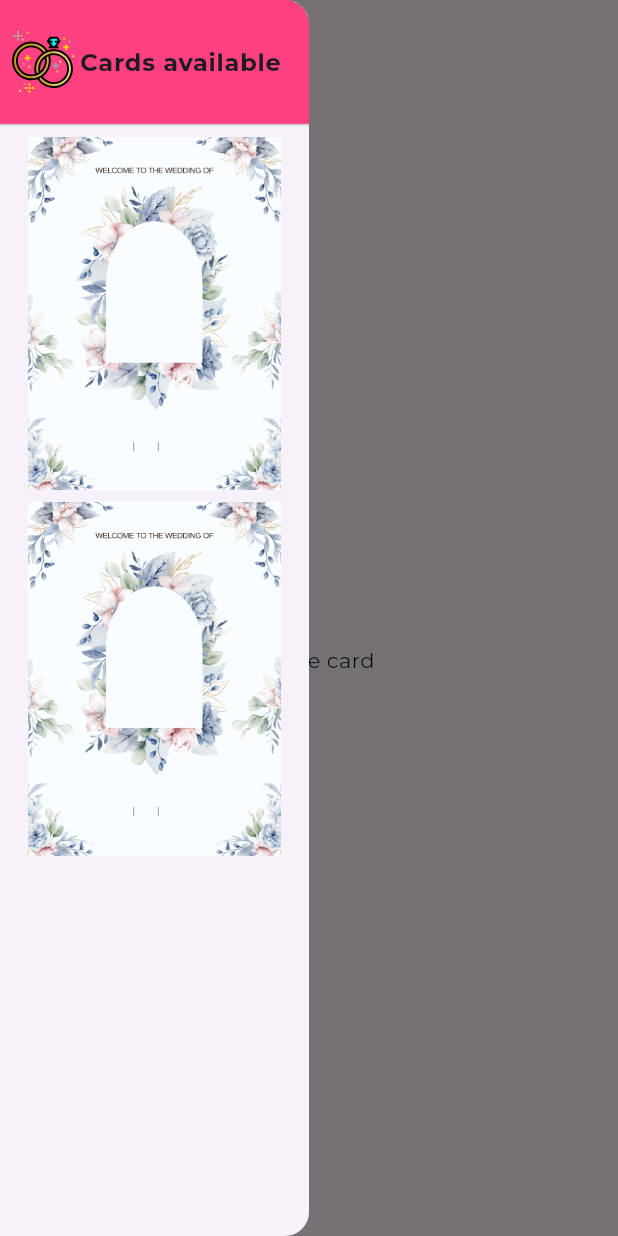
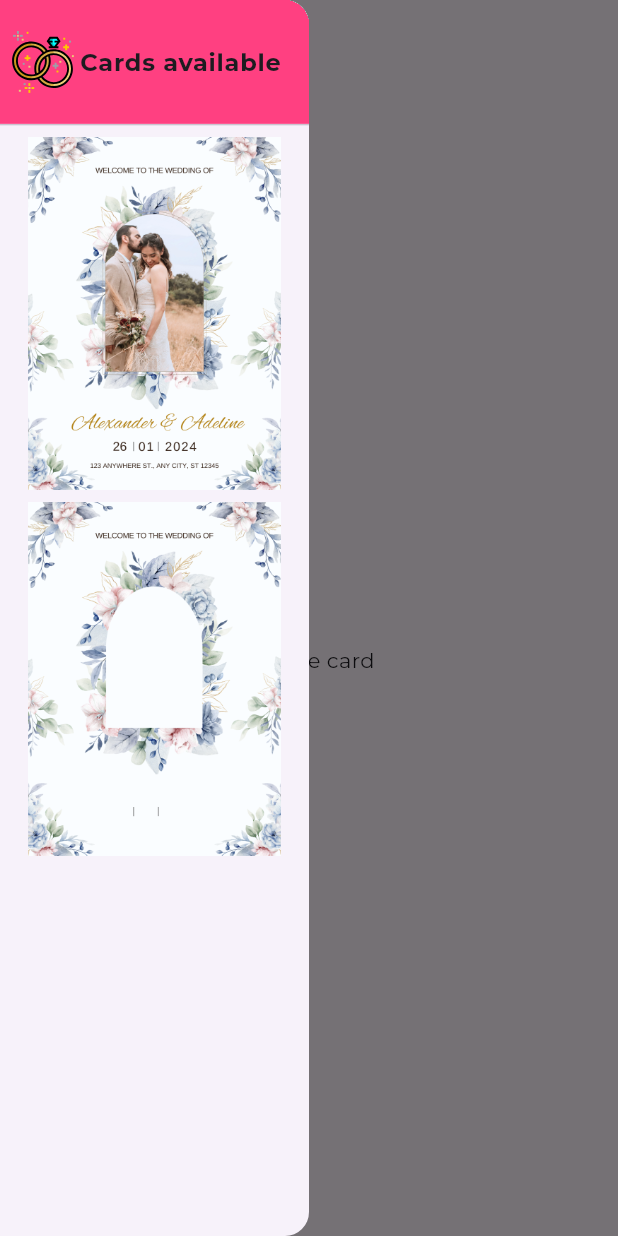
Before and after one commit to Rana-Mohsen/wedding_card, a Flutter app: the screen it shows after launch, with the side drawer open, on a phone screen of 412 x 824 dp. Run offline on Flutter 3.47's test engine with Material 3 defaults, Android fonts, the phone set to English and light mode, and no system bars; our stand-ins replace bloc, flutter_bloc, flutter_svg, go_router.

Commit message:
drawer image cubit

```diff
--- a/lib/core/utils/assets.dart
+++ b/lib/core/utils/assets.dart
@@ -5,5 +5,7 @@ abstract class Assets {
       'assets/images/wedding_rings_colored.svg';
   static const String homeBackgroundBlueAndGold =
       'assets/images/Blue_and_Gold_Wedding_Elegant.png';
+        static const String homeBackgroundBlueAndGoldExample =
+      'assets/images/Blue and Gold Wedding Elegant Invitation.png';
   static const String testImage = 'assets/images/test_image.png';
 }
--- a/lib/core/utils/routes.dart
+++ b/lib/core/utils/routes.dart
@@ -1,18 +1,23 @@
 import 'package:go_router/go_router.dart';
 import 'package:wedding_card/features/home/presentation/view/home_view.dart';
+import 'package:wedding_card/features/home/presentation/view_model/drawer_image_cubit/drawer_image_cubit.dart';
 import 'package:wedding_card/features/splash/presentaion/view/splash_view.dart';
+import 'package:flutter_bloc/flutter_bloc.dart';
+
 
 abstract class AppRoutes {
   static const kHomeView = '/homeView';
-   static final routes = GoRouter(routes: [
+  static final routes = GoRouter(routes: [
     GoRoute(
       path: '/',
       builder: (context, state) => const SplashView(),
     ),
     GoRoute(
       path: kHomeView,
-      builder: (context, state) => const HomeView(),
+      builder: (context, state) => BlocProvider(
+        create: (context) => DrawerImageCubit(),
+        child: const HomeView(),
+      ),
     ),
-
   ]);
-  }
+}
--- a/lib/features/home/presentation/view/widgets/drawer_listview_image.dart
+++ b/lib/features/home/presentation/view/widgets/drawer_listview_image.dart
@@ -1,15 +1,24 @@
 import 'package:flutter/material.dart';
+import 'package:flutter_bloc/flutter_bloc.dart';
+import 'package:go_router/go_router.dart';
+import 'package:wedding_card/features/home/presentation/view_model/drawer_image_cubit/drawer_image_cubit.dart';
 
 class DrawerListviewImage extends StatelessWidget {
-  const DrawerListviewImage({super.key, required this.image});
+  const DrawerListviewImage({super.key, required this.image, required this.view});
   final String image;
+  final Widget view;
   @override
   Widget build(BuildContext context) {
     return Padding(
       padding: const EdgeInsets.only(bottom: 8.0),
-      child: SizedBox(
-        height: MediaQuery.of(context).size.height / 3.5,
-        child: Image.asset(image),
+      child: GestureDetector(
+        onTap: () {
+          BlocProvider.of<DrawerImageCubit>(context).showCard(view);
+        },
+        child: SizedBox(
+          height: MediaQuery.of(context).size.height / 3.5,
+          child: Image.asset(image),
+        ),
       ),
     );
   }
--- a/lib/features/home/presentation/view/widgets/home_drawer.dart
+++ b/lib/features/home/presentation/view/widgets/home_drawer.dart
@@ -1,30 +1,41 @@
 import 'package:flutter/material.dart';
 import 'package:flutter/widgets.dart';
 import 'package:wedding_card/core/utils/assets.dart';
+import 'package:wedding_card/features/home/presentation/view/widgets/card_with_image_body.dart';
 import 'package:wedding_card/features/home/presentation/view/widgets/custom_drawer_header.dart';
 
 import 'drawer_listview_image.dart';
 
 class HomeDrawer extends StatelessWidget {
   const HomeDrawer({super.key});
-
+  final List<Map<String, dynamic>> drawerImages = const [
+    {
+      "image": Assets.homeBackgroundBlueAndGoldExample,
+      "view": CardWithImageBody()
+    },
+    {
+      "image": Assets.homeBackgroundBlueAndGold,
+      "view": Text("222"),
+    }
+  ];
   @override
   Widget build(BuildContext context) {
     return Drawer(
       width: MediaQuery.of(context).size.width / 2,
       child: ListView(
         padding: EdgeInsets.zero,
-        children: const [
-          CustomDrawerHeader(),
+        children: [
+          const CustomDrawerHeader(),
           DrawerListviewImage(
-            image: Assets.homeBackgroundBlueAndGold,
+            image: drawerImages[0]["image"],
+            view: drawerImages[0]["view"],
           ),
           DrawerListviewImage(
-            image: Assets.homeBackgroundBlueAndGold,
+            image: drawerImages[1]["image"],
+            view: drawerImages[1]["view"],
           ),
         ],
       ),
     );
-    ;
   }
 }
--- a/lib/features/home/presentation/view/widgets/home_view_body.dart
+++ b/lib/features/home/presentation/view/widgets/home_view_body.dart
@@ -1,10 +1,19 @@
 import 'package:flutter/material.dart';
+import 'package:flutter_bloc/flutter_bloc.dart';
+import 'package:wedding_card/features/home/presentation/view_model/drawer_image_cubit/drawer_image_cubit.dart';
 
 class HomeViewBody extends StatelessWidget {
   const HomeViewBody({super.key});
 
   @override
   Widget build(BuildContext context) {
-    return const Center(child: Text("choose card"));
+    return  BlocBuilder<DrawerImageCubit, DrawerImageState>(
+      builder: (context, state) {
+        if (state is DrawerImageSelected) {
+          return state.card;
+        }
+        return const Center(child: Text("choose card"));
+      },
+    );
   }
 }
--- /dev/null
+++ b/lib/features/home/presentation/view_model/drawer_image_cubit/drawer_image_cubit.dart
@@ -0,0 +1,13 @@
+import 'package:bloc/bloc.dart';
+import 'package:flutter/material.dart';
+import 'package:meta/meta.dart';
+
+part 'drawer_image_state.dart';
+
+class DrawerImageCubit extends Cubit<DrawerImageState> {
+  DrawerImageCubit() : super(DrawerImageInitial());
+
+  showCard(Widget card) {
+    emit(DrawerImageSelected(card));
+  }
+}
--- /dev/null
+++ b/lib/features/home/presentation/view_model/drawer_image_cubit/drawer_image_state.dart
@@ -0,0 +1,12 @@
+part of 'drawer_image_cubit.dart';
+
+@immutable
+abstract class DrawerImageState {}
+
+class DrawerImageInitial extends DrawerImageState {}
+
+class DrawerImageSelected extends DrawerImageState {
+  final Widget card;
+
+  DrawerImageSelected(this.card);
+}
--- a/pubspec.yaml
+++ b/pubspec.yaml
@@ -37,6 +37,8 @@ dependencies:
   cupertino_icons: ^1.0.6
   flutter_svg: ^2.0.10+1
   go_router: ^14.6.0
+  flutter_bloc: ^8.1.6
+  bloc: ^8.1.4
 
 dev_dependencies:
   flutter_test:
```
Also changed, not shown: assets/images/Blue and Gold Wedding Elegant Invitation.png (added), pubspec.lock.
